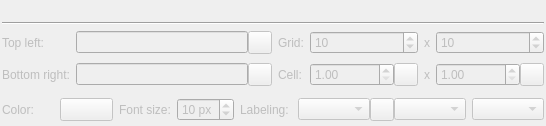
Before: the Qt Designer form kadas/app/guidegrid/kadasguidegridwidgetbase.ui in kadas-albireo/kadas-albireo2, drawn with Qt 5.
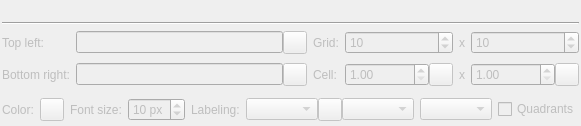
After: the same form once the commit is applied. Icons and pictures are not drawn. Custom widgets are drawn as their Qt base class.

Diff of the .ui file:
```diff
--- a/kadas/app/guidegrid/kadasguidegridwidgetbase.ui
+++ b/kadas/app/guidegrid/kadasguidegridwidgetbase.ui
@@ -390,6 +390,13 @@
          <item>
           <widget class="QComboBox" name="comboBoxLabelPos"/>
          </item>
+         <item>
+          <widget class="QCheckBox" name="checkBoxQuadrants">
+           <property name="text">
+            <string>Quadrants</string>
+           </property>
+          </widget>
+         </item>
         </layout>
        </widget>
       </item>
```
